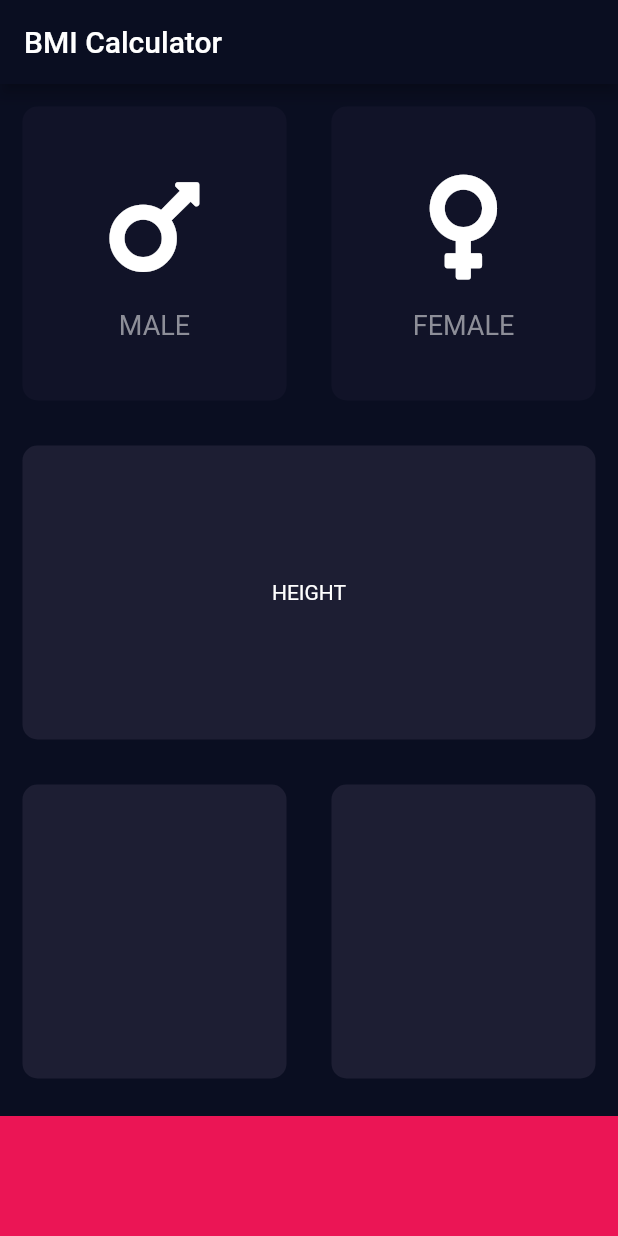
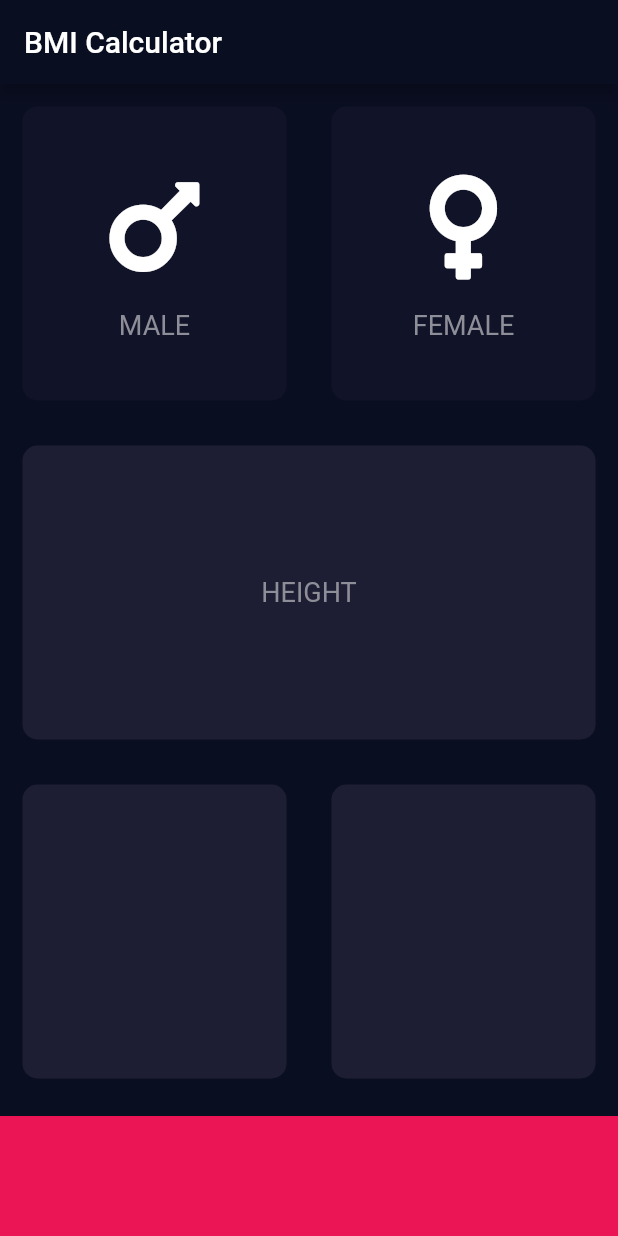
Before and after one commit to reymillenium/bmi_calculator_flutter_updated, a Flutter app: the screen it shows after launch, on a phone screen of 412 x 824 dp. Run offline on Flutter 3.47's test engine with Material 2 defaults, Android fonts, the phone set to English and light mode, and no system bars; our stand-ins replace font_awesome_flutter.

Commit message:
Modified the 2nd row by using the kLabelTextStyle in the provided text

```diff
--- a/lib/input_page.dart
+++ b/lib/input_page.dart
@@ -23,16 +23,15 @@ class _InputPageState extends State<InputPage> {
   Widget build(BuildContext context) {
     return Scaffold(
       appBar: AppBar(
-        // Here we take the value from the MyHomePage object that was created by
-        // the App.build method, and use it to set our appbar title.
         title: Text(widget.title),
       ),
       body: Column(
         children: [
-          // Row # 1
+          // Row # 1: Gender Cards
           Expanded(
             child: Row(
               children: [
+                // Male Card:
                 Expanded(
                   child: ReusableCard(
                     color: bmiCalculatorBrain.getMaleCardColor(),
@@ -47,6 +46,8 @@ class _InputPageState extends State<InputPage> {
                     },
                   ),
                 ),
+
+                // Female Card:
                 Expanded(
                   child: ReusableCard(
                     color: bmiCalculatorBrain.getFemaleCardColor(),
@@ -65,17 +66,18 @@ class _InputPageState extends State<InputPage> {
             ),
           ),
 
-          // Row # 2
+          // Row # 2: Scroll bar
           Expanded(
-            child: Expanded(
             child: ReusableCard(
               color: kActiveCardColor,
               cardChild: Column(
                 mainAxisAlignment: MainAxisAlignment.center,
                 children: [
-                    Text('HEIGHT'),
+                  Text(
+                    'HEIGHT',
+                    style: kLabelTextStyle,
+                  ),
                 ],
-                ),
               ),
             ),
           ),
```
Lines whose indentation alone changed are shown as unchanged.
